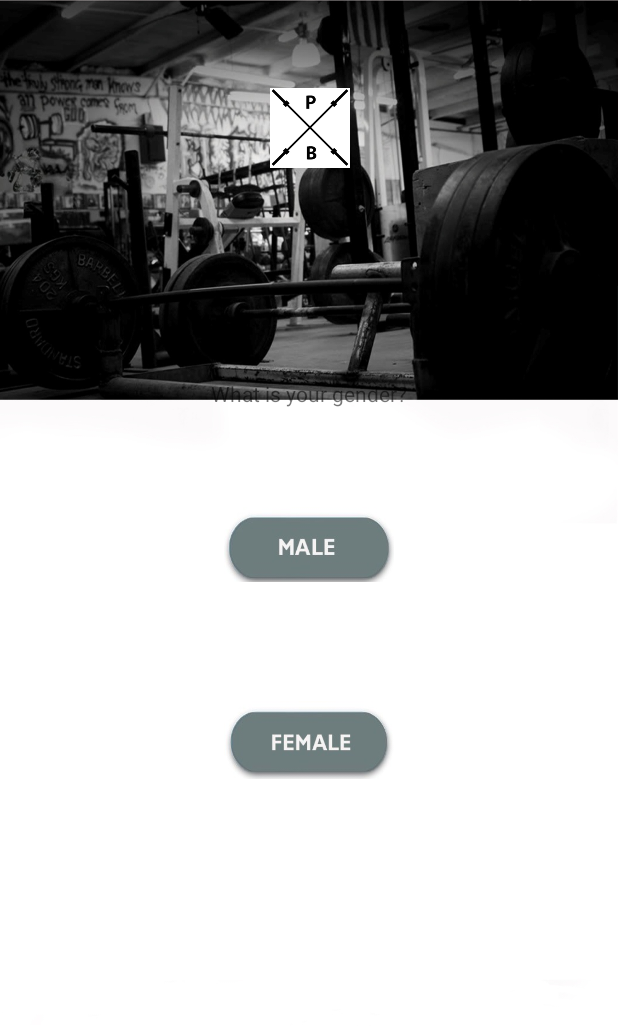
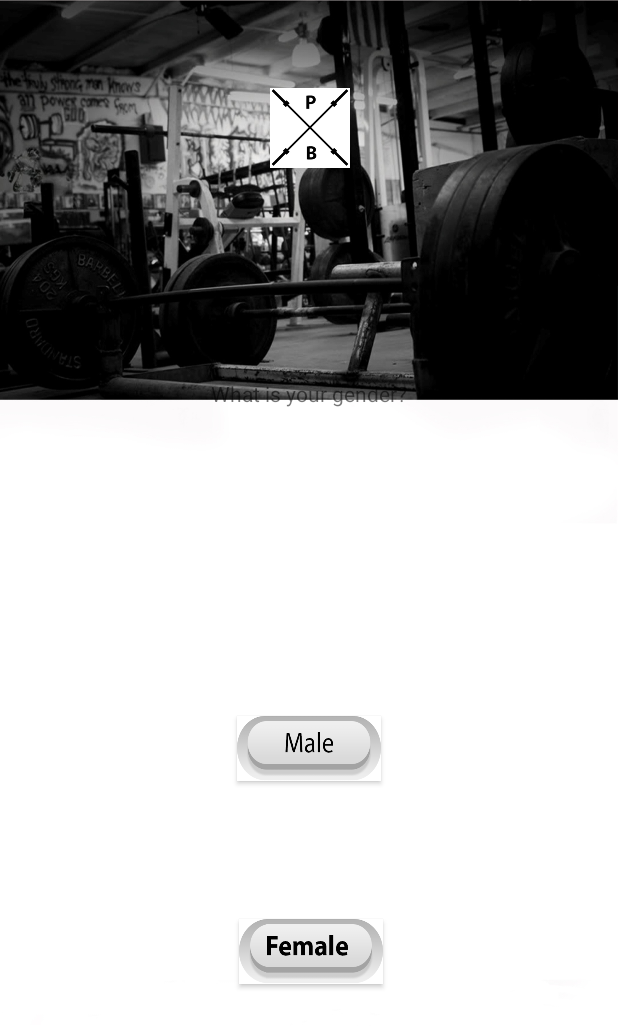
Before and after one commit to C19H28O2/powerbuild, an Android app: the QuestionOne screen opened directly, with no data from a screen before it, on a phone screen of 412 x 824 dp. Shown: the top 1026 px of the screen. Run offline under Robolectric (Android 15) with nearby library versions, the phone set to English and light mode, and no system bars.

Commit message:
Botones Animados
Next Steps: Acabar Formulario
Lunes: Mirar de guardar en database "Person Info"

```diff
--- a/PowerBuilding/app/src/main/java/com/example/humbert/powerbuilding/QuestionOne.java
+++ b/PowerBuilding/app/src/main/java/com/example/humbert/powerbuilding/QuestionOne.java
@@ -4,25 +4,30 @@ import android.content.Intent;
 import android.support.v7.app.AppCompatActivity;
 import android.os.Bundle;
 import android.view.View;
-import android.widget.ImageButton;
+import android.widget.Button;
 import android.widget.TextView;
 
 public class QuestionOne extends AppCompatActivity {
-    ImageButton male,female;
-    TextView question;
+
 
     @Override
     protected void onCreate(Bundle savedInstanceState) {
         super.onCreate(savedInstanceState);
         setContentView(R.layout.activity_question_one);
-        question = (TextView) findViewById(R.id.question);
+
+        TextView question = (TextView) findViewById(R.id.question);
+
     }
+            public void onClick(View v) {
+                Button male = (Button) findViewById(R.id.btn_male);
+                Button female = (Button) findViewById(R.id.btn_female);
+                Intent intent = new Intent(QuestionOne.this, QuestionTwo.class);
+                startActivity(intent);
 
-    public void onClick(View v){
 
-        male = (ImageButton) findViewById(R.id.btn_male);
-        female= (ImageButton) findViewById(R.id.btn_female);
-        Intent intent= new Intent(QuestionOne.this, QuestionTwo.class);
-        startActivity(intent);
+
+            }
+
+
+
     }
-}
--- /dev/null
+++ b/PowerBuilding/app/src/main/res/drawable/custom_button_female.xml
@@ -0,0 +1,8 @@
+<?xml version="1.0" encoding="utf-8"?>
+<selector xmlns:android="http://schemas.android.com/apk/res/android">
+    <item android:drawable="@drawable/female_pressed"
+        android:state_pressed="true" />
+    <item android:drawable="@drawable/female_unpressed"
+        android:state_focused="true" />
+    <item android:drawable="@drawable/female_unpressed2" />
+</selector>
--- /dev/null
+++ b/PowerBuilding/app/src/main/res/drawable/custom_button_male.xml
@@ -0,0 +1,8 @@
+<?xml version="1.0" encoding="utf-8"?>
+<selector xmlns:android="http://schemas.android.com/apk/res/android">
+    <item android:drawable="@drawable/male_pressed"
+        android:state_pressed="true" />
+    <item android:drawable="@drawable/male_unpressed"
+        android:state_focused="true" />
+    <item android:drawable="@drawable/male_unpressed2" />
+</selector>
--- a/PowerBuilding/app/src/main/res/layout/activity_question_one.xml
+++ b/PowerBuilding/app/src/main/res/layout/activity_question_one.xml
@@ -6,22 +6,6 @@
     android:layout_height="match_parent"
     android:background="@mipmap/background1"
     tools:context="com.example.humbert.powerbuilding.QuestionOne">
-
-    <ImageButton
-        android:id="@+id/btn_female"
-        android:layout_width="113dp"
-        android:layout_height="52dp"
-        android:layout_marginBottom="8dp"
-        android:layout_marginLeft="8dp"
-        android:layout_marginRight="8dp"
-        android:layout_marginTop="8dp"
-        android:background="@mipmap/btn_female"
-        app:layout_constraintBottom_toBottomOf="parent"
-        app:layout_constraintLeft_toLeftOf="parent"
-        app:layout_constraintRight_toRightOf="parent"
-        app:layout_constraintTop_toBottomOf="@+id/btn_male"
-        app:layout_constraintVertical_bias="0.193"
-        tools:layout_editor_absoluteY="428dp" />
 
     <TextView
         android:id="@+id/question"
@@ -38,19 +22,6 @@
         app:layout_constraintTop_toTopOf="parent"
         app:layout_constraintVertical_bias="0.026" />
 
-    <ImageButton
-        android:id="@+id/btn_male"
-        android:layout_width="113dp"
-        android:layout_height="50dp"
-        android:layout_marginLeft="8dp"
-        android:layout_marginRight="8dp"
-        android:layout_marginTop="66dp"
-        android:background="@mipmap/btn_male"
-        app:layout_constraintLeft_toLeftOf="parent"
-        app:layout_constraintRight_toRightOf="parent"
-        app:layout_constraintTop_toBottomOf="@+id/question"
-        tools:layout_editor_absoluteY="359dp" />
-
     <ImageView
         android:id="@+id/imageView2"
         android:layout_width="53dp"
@@ -66,4 +37,40 @@
         app:layout_constraintTop_toTopOf="parent"
         app:layout_constraintVertical_bias="0.066"
         app:srcCompat="@mipmap/icono2" />
+
+    <Button
+        android:id="@+id/btn_male"
+        android:layout_width="96dp"
+        android:layout_height="43dp"
+        android:layout_marginBottom="8dp"
+        android:layout_marginLeft="8dp"
+        android:layout_marginRight="8dp"
+        android:layout_marginTop="8dp"
+        android:background="@drawable/custom_button_male"
+        android:onClick="onClick"
+        android:text=""
+        app:layout_constraintBottom_toBottomOf="parent"
+        app:layout_constraintLeft_toLeftOf="parent"
+        app:layout_constraintRight_toRightOf="parent"
+        app:layout_constraintTop_toTopOf="parent"
+        app:layout_constraintVertical_bias="0.614" />
+
+    <Button
+        android:id="@+id/btn_female"
+        android:layout_width="96dp"
+        android:layout_height="43dp"
+        android:layout_marginBottom="8dp"
+        android:layout_marginLeft="8dp"
+        android:layout_marginRight="8dp"
+        android:layout_marginTop="8dp"
+        android:background="@drawable/custom_button_female"
+        android:onClick="onClick"
+        android:text=""
+        app:layout_constraintBottom_toBottomOf="parent"
+        app:layout_constraintHorizontal_bias="0.504"
+        app:layout_constraintLeft_toLeftOf="parent"
+        app:layout_constraintRight_toRightOf="parent"
+        app:layout_constraintTop_toBottomOf="@+id/btn_male"
+        app:layout_constraintVertical_bias="0.344"
+        tools:layout_editor_absoluteY="424dp" />
 </android.support.constraint.ConstraintLayout>
```
Also changed, not shown: PowerBuilding/app/src/main/java/com/example/humbert/powerbuilding/Welcome.java (+7 -6 lines), PowerBuilding/app/src/main/res/drawable/custom_button_welcome.xml (added, +8 -0 lines), PowerBuilding/app/src/main/res/layout/activity_welcome.xml (+10 -8 lines), PowerBuilding/app/src/main/res/drawable/female_pressed.png (added), PowerBuilding/app/src/main/res/drawable/female_unpressed.png (added), PowerBuilding/app/src/main/res/drawable/female_unpressed2.png (added), PowerBuilding/app/src/main/res/drawable/male_pressed.png (added), PowerBuilding/app/src/main/res/drawable/male_unpressed.png (added), PowerBuilding/app/src/main/res/drawable/male_unpressed2.png (added), PowerBuilding/app/src/main/res/drawable/welcome_pressed.png (added), PowerBuilding/app/src/main/res/drawable/welcome_unpressed.png (added), PowerBuilding/app/src/main/res/drawable/welcome_unpressed2.png (added).
